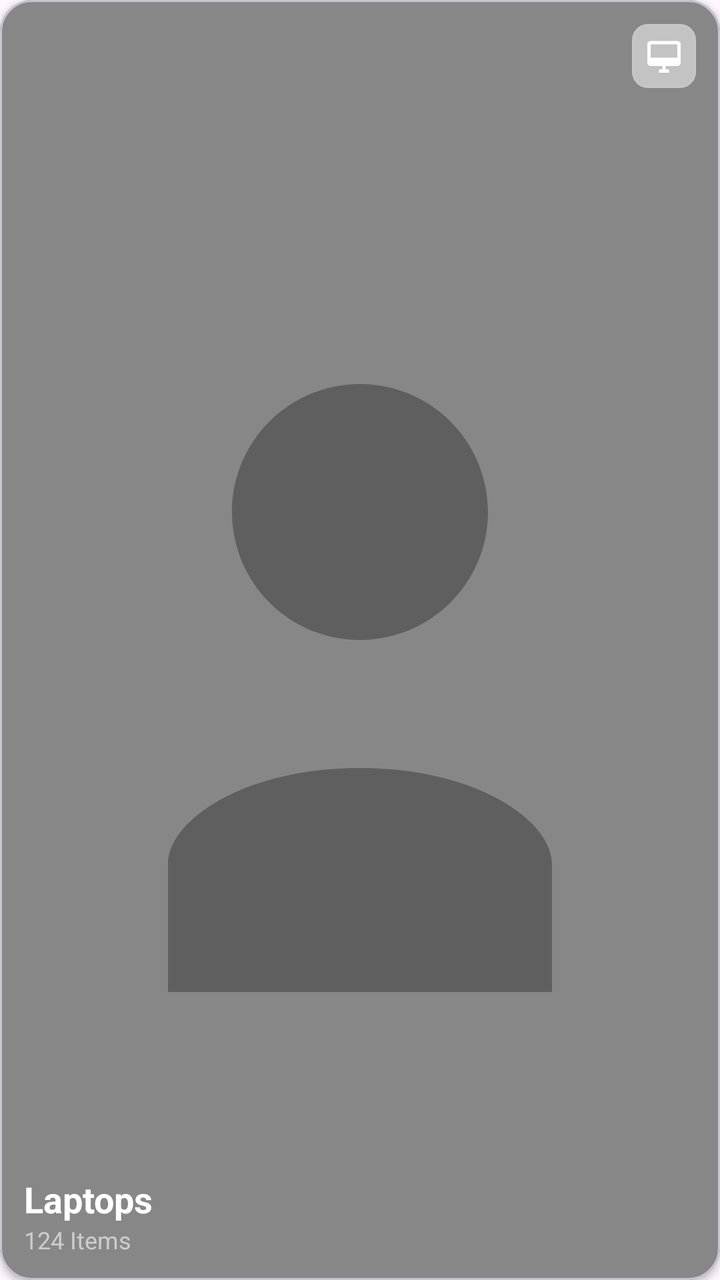
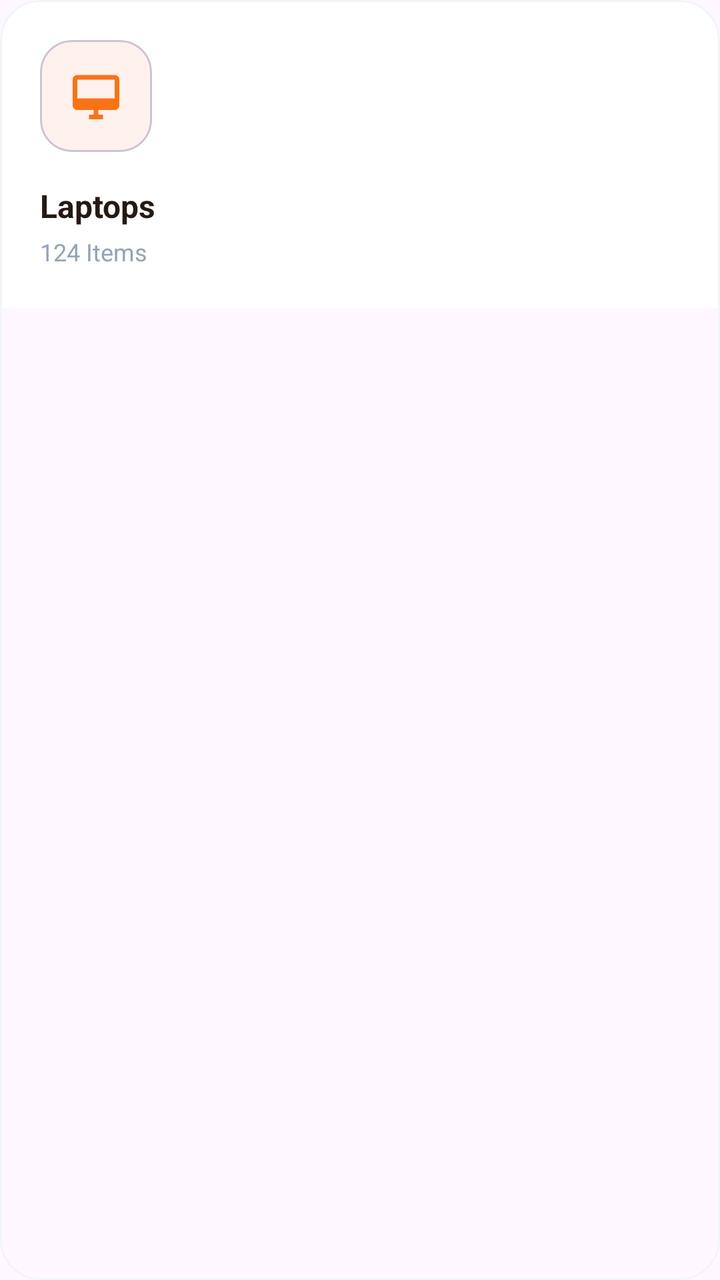

An Android layout rendered at two revisions. The XML below is the earlier revision; the diff shows what the commit changed to produce the second picture.
<!-- AndroidManifest.xml: application theme Theme.BeckieDealApp -->
<!-- res/layout/item_category_grid.xml -->
<?xml version="1.0" encoding="utf-8"?>
<com.google.android.material.card.MaterialCardView xmlns:android="http://schemas.android.com/apk/res/android"
    xmlns:app="http://schemas.android.com/apk/res-auto"
    android:layout_width="match_parent"
    android:layout_height="160dp"
    android:layout_margin="8dp"
    app:cardCornerRadius="16dp"
    app:cardElevation="2dp">

    <FrameLayout
        android:layout_width="match_parent"
        android:layout_height="match_parent">

        <ImageView
            android:id="@+id/categoryBgImage"
            android:layout_width="match_parent"
            android:layout_height="match_parent"
            android:scaleType="centerCrop"
            android:src="@drawable/placeholder_image" />

        <View
            android:layout_width="match_parent"
            android:layout_height="match_parent"
            android:background="#66000000" />

        <LinearLayout
            android:layout_width="match_parent"
            android:layout_height="match_parent"
            android:gravity="bottom"
            android:orientation="vertical"
            android:padding="12dp">

            <TextView
                android:id="@+id/categoryTitle"
                android:layout_width="wrap_content"
                android:layout_height="wrap_content"
                android:text="Laptops"
                android:textColor="#FFFFFF"
                android:textSize="18sp"
                android:textStyle="bold" />

            <TextView
                android:id="@+id/categoryItemsCount"
                android:layout_width="wrap_content"
                android:layout_height="wrap_content"
                android:text="124 Items"
                android:textColor="#CCCCCC"
                android:textSize="12sp" />

        </LinearLayout>

        <com.google.android.material.card.MaterialCardView
            android:id="@+id/categoryIconBadge"
            android:layout_width="32dp"
            android:layout_height="32dp"
            android:layout_gravity="top|end"
            android:layout_margin="12dp"
            app:cardBackgroundColor="#80FFFFFF"
            app:cardCornerRadius="8dp"
            app:cardElevation="0dp">

            <ImageView
                android:id="@+id/categorySmallIcon"
                android:layout_width="20dp"
                android:layout_height="20dp"
                android:layout_gravity="center"
                android:src="@drawable/ic_cat_laptops"
                android:tint="#FFFFFF" />

        </com.google.android.material.card.MaterialCardView>

        <TextView
            android:id="@+id/hotBadge"
            android:layout_width="wrap_content"
            android:layout_height="wrap_content"
            android:layout_margin="12dp"
            android:background="@drawable/badge_pill"
            android:paddingHorizontal="8dp"
            android:paddingVertical="2dp"
            android:text="HOT"
            android:textColor="#FFFFFF"
            android:textSize="10sp"
            android:textStyle="bold"
            android:visibility="gone" />

    </FrameLayout>

</com.google.android.material.card.MaterialCardView>
<!-- resources referenced by this layout -->
<resources>
  <!-- drawable badge_pill (drawable) -->
  <?xml version="1.0" encoding="utf-8"?>
  <shape xmlns:android="http://schemas.android.com/apk/res/android">
      <solid android:color="#33FFFFFF" />
      <corners android:radius="4dp" />
  </shape>
  <!-- drawable ic_cat_laptops (drawable) -->
  <vector xmlns:android="http://schemas.android.com/apk/res/android"
      android:width="48dp"
      android:height="48dp"
      android:viewportWidth="24"
      android:viewportHeight="24">
      <path
          android:fillColor="#F97316"
          android:pathData="M20,3H4c-1.1,0 -2,0.9 -2,2v11c0,1.1 0.9,2 2,2h7v2H9v2h6v-2h-2v-2h7c1.1,0 2,-0.9 2,-2V5c0,-1.1 -0.9,-2 -2,-2zM4,13V5h16v8H4z" />
  </vector>
  <!-- drawable placeholder_image (drawable) -->
  <?xml version="1.0" encoding="utf-8"?>
  <vector xmlns:android="http://schemas.android.com/apk/res/android"
      android:width="200dp"
      android:height="200dp"
      android:viewportWidth="200"
      android:viewportHeight="200">
  
      
      <path
          android:fillColor="#E0E0E0"
          android:pathData="M0,0h200v200h-200z" />
  
      
      <path
          android:fillColor="#9E9E9E"
          android:pathData="M100,60c11.05,0 20,8.95 20,20s-8.95,20 -20,20 -20,-8.95 -20,-20 8.95,-20 20,-20zM100,120c18.28,0 30,8.28 30,15v20H70v-20c0,-6.72 11.72,-15 30,-15z" />
  </vector>
  <style name="Theme.BeckieDealApp" parent="Base.Theme.BeckieDealApp" />
  <style name="Base.Theme.BeckieDealApp" parent="Theme.Material3.DayNight.NoActionBar">
          
          
      </style>
</resources>

<!-- the commit's change to res/layout/item_category_grid.xml (unified diff, before → after) -->
@@ -2,87 +2,77 @@
 <com.google.android.material.card.MaterialCardView xmlns:android="http://schemas.android.com/apk/res/android"
     xmlns:app="http://schemas.android.com/apk/res-auto"
     android:layout_width="match_parent"
-    android:layout_height="160dp"
+    android:layout_height="wrap_content"
     android:layout_margin="8dp"
-    app:cardCornerRadius="16dp"
-    app:cardElevation="2dp">
+    app:cardCornerRadius="20dp"
+    app:cardElevation="0dp"
+    app:strokeWidth="1dp"
+    app:strokeColor="#F1F5F9">
 
-    <FrameLayout
+    <LinearLayout
         android:layout_width="match_parent"
-        android:layout_height="match_parent">
+        android:layout_height="wrap_content"
+        android:orientation="vertical"
+        android:padding="20dp"
+        android:background="#FFFFFF">
 
-        <ImageView
-            android:id="@+id/categoryBgImage"
-            android:layout_width="match_parent"
-            android:layout_height="match_parent"
-            android:scaleType="centerCrop"
-            android:src="@drawable/placeholder_image" />
+        <com.google.android.material.card.MaterialCardView
+            android:layout_width="56dp"
+            android:layout_height="56dp"
+            app:cardCornerRadius="16dp"
+            app:cardElevation="0dp"
+            app:cardBackgroundColor="#FFF1EB">
+            
+            <ImageView
+                android:id="@+id/categorySmallIcon"
+                android:layout_width="28dp"
+                android:layout_height="28dp"
+                android:layout_gravity="center"
+                android:src="@drawable/ic_cat_laptops"
+                app:tint="#F97316" />
+        </com.google.android.material.card.MaterialCardView>
 
-        <View
-            android:layout_width="match_parent"
-            android:layout_height="match_parent"
-            android:background="#66000000" />
+        <TextView
+            android:id="@+id/categoryTitle"
+            android:layout_width="wrap_content"
+            android:layout_height="wrap_content"
+            android:layout_marginTop="16dp"
+            android:text="Laptops"
+            android:textColor="#251913"
+            android:textSize="16sp"
+            android:textStyle="bold" />
 
         <LinearLayout
             android:layout_width="match_parent"
-            android:layout_height="match_parent"
-            android:gravity="bottom"
-            android:orientation="vertical"
-            android:padding="12dp">
-
-            <TextView
-                android:id="@+id/categoryTitle"
-                android:layout_width="wrap_content"
-                android:layout_height="wrap_content"
-                android:text="Laptops"
-                android:textColor="#FFFFFF"
-                android:textSize="18sp"
-                android:textStyle="bold" />
+            android:layout_height="wrap_content"
+            android:layout_marginTop="4dp"
+            android:gravity="center_vertical"
+            android:orientation="horizontal">
 
             <TextView
                 android:id="@+id/categoryItemsCount"
+                android:layout_width="0dp"
+                android:layout_height="wrap_content"
+                android:layout_weight="1"
+                android:text="124 Items"
+                android:textColor="#94A3B8"
+                android:textSize="12sp" />
+
+            <TextView
+                android:id="@+id/hotBadge"
                 android:layout_width="wrap_content"
                 android:layout_height="wrap_content"
-                android:text="124 Items"
-                android:textColor="#CCCCCC"
-                android:textSize="12sp" />
+                android:background="@drawable/badge_pill"
+                android:paddingHorizontal="8dp"
+                android:paddingVertical="2dp"
+                android:text="HOT"
+                android:textColor="#FFFFFF"
+                android:textSize="10sp"
+                android:textStyle="bold"
+                android:visibility="gone" />
 
         </LinearLayout>
 
-        <com.google.android.material.card.MaterialCardView
-            android:id="@+id/categoryIconBadge"
-            android:layout_width="32dp"
-            android:layout_height="32dp"
-            android:layout_gravity="top|end"
-            android:layout_margin="12dp"
-            app:cardBackgroundColor="#80FFFFFF"
-            app:cardCornerRadius="8dp"
-            app:cardElevation="0dp">
-
-            <ImageView
-                android:id="@+id/categorySmallIcon"
-                android:layout_width="20dp"
-                android:layout_height="20dp"
-                android:layout_gravity="center"
-                android:src="@drawable/ic_cat_laptops"
-                android:tint="#FFFFFF" />
-
-        </com.google.android.material.card.MaterialCardView>
-
-        <TextView
-            android:id="@+id/hotBadge"
-            android:layout_width="wrap_content"
-            android:layout_height="wrap_content"
-            android:layout_margin="12dp"
-            android:background="@drawable/badge_pill"
-            android:paddingHorizontal="8dp"
-            android:paddingVertical="2dp"
-            android:text="HOT"
-            android:textColor="#FFFFFF"
-            android:textSize="10sp"
-            android:textStyle="bold"
-            android:visibility="gone" />
-
-    </FrameLayout>
+    </LinearLayout>
 
 </com.google.android.material.card.MaterialCardView>
<!-- resource entries referenced after the edit -->
@@ -16,24 +16,6 @@
           android:fillColor="#F97316"
           android:pathData="M20,3H4c-1.1,0 -2,0.9 -2,2v11c0,1.1 0.9,2 2,2h7v2H9v2h6v-2h-2v-2h7c1.1,0 2,-0.9 2,-2V5c0,-1.1 -0.9,-2 -2,-2zM4,13V5h16v8H4z" />
   </vector>
-  <!-- drawable placeholder_image (drawable) -->
-  <?xml version="1.0" encoding="utf-8"?>
-  <vector xmlns:android="http://schemas.android.com/apk/res/android"
-      android:width="200dp"
-      android:height="200dp"
-      android:viewportWidth="200"
-      android:viewportHeight="200">
-  
-      
-      <path
-          android:fillColor="#E0E0E0"
-          android:pathData="M0,0h200v200h-200z" />
-  
-      
-      <path
-          android:fillColor="#9E9E9E"
-          android:pathData="M100,60c11.05,0 20,8.95 20,20s-8.95,20 -20,20 -20,-8.95 -20,-20 8.95,-20 20,-20zM100,120c18.28,0 30,8.28 30,15v20H70v-20c0,-6.72 11.72,-15 30,-15z" />
-  </vector>
   <style name="Theme.BeckieDealApp" parent="Base.Theme.BeckieDealApp" />
   <style name="Base.Theme.BeckieDealApp" parent="Theme.Material3.DayNight.NoActionBar">
           
